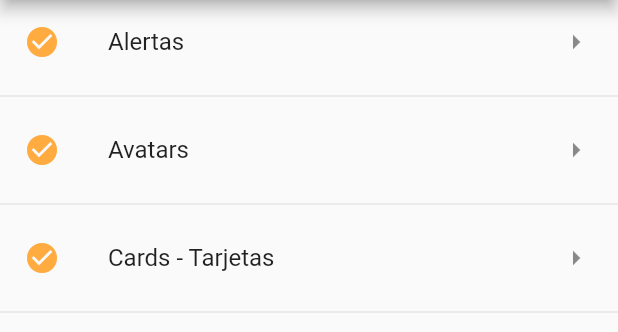
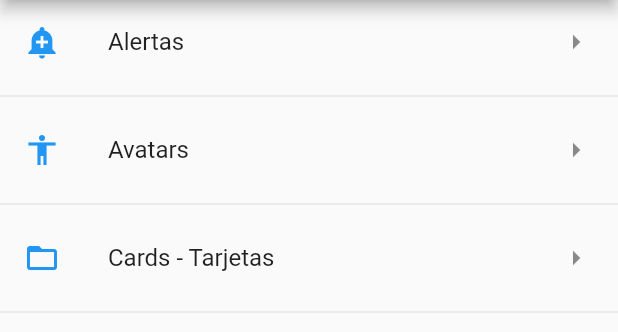
Before and after one commit to specializeddevel/Flutter_FH, a Flutter app: the screen it shows after launch, on a phone screen of 412 x 824 dp, the part 84-416 px from its top. Run offline on Flutter 3.47's test engine with Material 2 defaults, Android fonts, the phone set to English and light mode, and no system bars.

Commit message:
implementada utilidad para recuperar los iconos

```diff
--- a/lib/pages/home_page.dart
+++ b/lib/pages/home_page.dart
@@ -1,5 +1,6 @@
 
 
+import 'package:componentes/utils/icono_string_util.dart';
 import 'package:flutter/material.dart';
 
 import 'package:componentes/providers/menu_provider.dart';
@@ -34,7 +35,7 @@ class HomePage extends StatelessWidget {
     datos.forEach( (opt) {
       Widget widgetTemp = ListTile(
         title: Text(opt['texto']),
-        leading: Icon(Icons.check_circle, color: Colors.orangeAccent,),
+        leading: getIcon(opt['icon']),
         trailing: Icon(Icons.arrow_right),
         onTap: (){
 
--- /dev/null
+++ b/lib/utils/icono_string_util.dart
@@ -0,0 +1,15 @@
+import 'package:flutter/material.dart';
+
+final _icons = <String, IconData>{
+
+  'add_alert'     : Icons.add_alert,
+  'accessibility' : Icons.accessibility,
+  'folder_open'   : Icons.folder_open,
+
+};
+
+Icon getIcon(String nombreIcono){
+
+  return Icon(_icons[nombreIcono], color: Colors.blue);
+
+}
```
